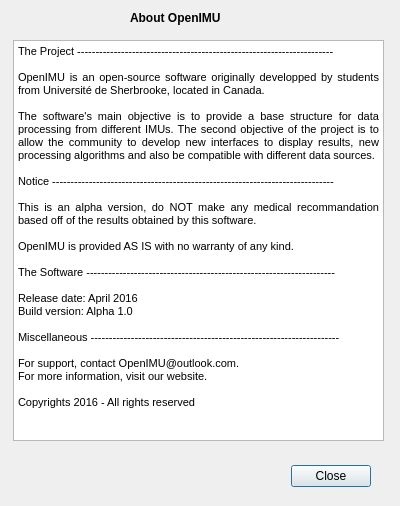
This is application_openimu/app/about.ui in introlab/OpenIMU as Qt 5 draws it before an edit. The edited form follows.
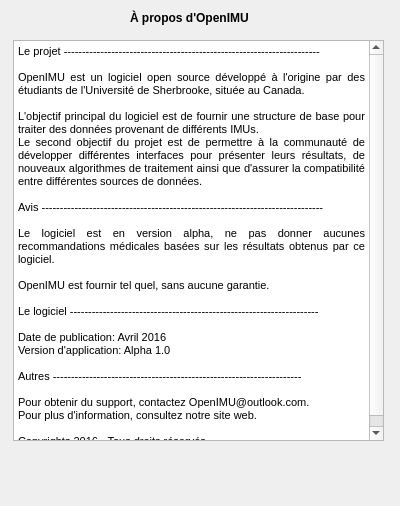
This is the edited form.

Commit message: Removed the close buttons because the language couldnt be changed

```diff
--- a/application_openimu/app/about.ui
+++ b/application_openimu/app/about.ui
@@ -13,25 +13,6 @@
   <property name="windowTitle">
    <string>About OpenIMU</string>
   </property>
-  <widget class="QDialogButtonBox" name="buttonBox">
-   <property name="geometry">
-    <rect>
-     <x>30</x>
-     <y>460</y>
-     <width>341</width>
-     <height>32</height>
-    </rect>
-   </property>
-   <property name="locale">
-    <locale language="French" country="Canada"/>
-   </property>
-   <property name="orientation">
-    <enum>Qt::Horizontal</enum>
-   </property>
-   <property name="standardButtons">
-    <set>QDialogButtonBox::Close</set>
-   </property>
-  </widget>
   <widget class="QLabel" name="labelTitle">
    <property name="geometry">
     <rect>
@@ -48,7 +29,7 @@
     </font>
    </property>
    <property name="text">
-    <string>About OpenIMU</string>
+    <string>À propos d'OpenIMU</string>
    </property>
   </widget>
   <widget class="QTextEdit" name="textEdit">
@@ -65,24 +46,26 @@
 &lt;html&gt;&lt;head&gt;&lt;meta name=&quot;qrichtext&quot; content=&quot;1&quot; /&gt;&lt;style type=&quot;text/css&quot;&gt;
 p, li { white-space: pre-wrap; }
 &lt;/style&gt;&lt;/head&gt;&lt;body style=&quot; font-family:'MS Shell Dlg 2'; font-size:8.25pt; font-weight:400; font-style:normal;&quot;&gt;
-&lt;p align=&quot;justify&quot; style=&quot; margin-top:0px; margin-bottom:0px; margin-left:0px; margin-right:0px; -qt-block-indent:0; text-indent:0px;&quot;&gt;The Project ----------------------------------------------------------------------&lt;/p&gt;
+&lt;p align=&quot;justify&quot; style=&quot; margin-top:0px; margin-bottom:0px; margin-left:0px; margin-right:0px; -qt-block-indent:0; text-indent:0px;&quot;&gt;Le projet ----------------------------------------------------------------------&lt;/p&gt;
 &lt;p align=&quot;justify&quot; style=&quot;-qt-paragraph-type:empty; margin-top:0px; margin-bottom:0px; margin-left:0px; margin-right:0px; -qt-block-indent:0; text-indent:0px;&quot;&gt;&lt;br /&gt;&lt;/p&gt;
-&lt;p align=&quot;justify&quot; style=&quot; margin-top:0px; margin-bottom:0px; margin-left:0px; margin-right:0px; -qt-block-indent:0; text-indent:0px;&quot;&gt;OpenIMU is an open-source software originally developped by students from Université de Sherbrooke, located in Canada.&lt;br /&gt;&lt;br /&gt;The software's main objective is to provide a base structure for data processing from different IMUs. The second objective of the project is to allow the community to develop new interfaces to display results, new processing algorithms and also be compatible with different data sources.&lt;/p&gt;
+&lt;p align=&quot;justify&quot; style=&quot; margin-top:0px; margin-bottom:0px; margin-left:0px; margin-right:0px; -qt-block-indent:0; text-indent:0px;&quot;&gt;OpenIMU est un logiciel open source développé à l'origine par des étudiants de l'Université de Sherbrooke, située au Canada.&lt;br /&gt;&lt;/p&gt;
+&lt;p align=&quot;justify&quot; style=&quot; margin-top:0px; margin-bottom:0px; margin-left:0px; margin-right:0px; -qt-block-indent:0; text-indent:0px;&quot;&gt;L'objectif principal du logiciel est de fournir une structure de base pour traiter des données provenant de différents IMUs.&lt;/p&gt;
+&lt;p align=&quot;justify&quot; style=&quot; margin-top:0px; margin-bottom:0px; margin-left:0px; margin-right:0px; -qt-block-indent:0; text-indent:0px;&quot;&gt;Le second objectif du projet est de permettre à la communauté de développer différentes interfaces pour présenter leurs résultats, de nouveaux algorithmes de traitement ainsi que d'assurer la compatibilité entre différentes sources de données.&lt;/p&gt;
 &lt;p align=&quot;justify&quot; style=&quot;-qt-paragraph-type:empty; margin-top:0px; margin-bottom:0px; margin-left:0px; margin-right:0px; -qt-block-indent:0; text-indent:0px;&quot;&gt;&lt;br /&gt;&lt;/p&gt;
-&lt;p align=&quot;justify&quot; style=&quot; margin-top:0px; margin-bottom:0px; margin-left:0px; margin-right:0px; -qt-block-indent:0; text-indent:0px;&quot;&gt;Notice -----------------------------------------------------------------------------&lt;/p&gt;
+&lt;p align=&quot;justify&quot; style=&quot; margin-top:0px; margin-bottom:0px; margin-left:0px; margin-right:0px; -qt-block-indent:0; text-indent:0px;&quot;&gt;Avis -----------------------------------------------------------------------------&lt;/p&gt;
 &lt;p align=&quot;justify&quot; style=&quot;-qt-paragraph-type:empty; margin-top:0px; margin-bottom:0px; margin-left:0px; margin-right:0px; -qt-block-indent:0; text-indent:0px;&quot;&gt;&lt;br /&gt;&lt;/p&gt;
-&lt;p align=&quot;justify&quot; style=&quot; margin-top:0px; margin-bottom:0px; margin-left:0px; margin-right:0px; -qt-block-indent:0; text-indent:0px;&quot;&gt;This is an alpha version, do NOT make any medical recommandation based off of the results obtained by this software. &lt;br /&gt;&lt;/p&gt;
-&lt;p align=&quot;justify&quot; style=&quot; margin-top:0px; margin-bottom:0px; margin-left:0px; margin-right:0px; -qt-block-indent:0; text-indent:0px;&quot;&gt;OpenIMU is provided AS IS with no warranty of any kind.&lt;/p&gt;
+&lt;p align=&quot;justify&quot; style=&quot; margin-top:0px; margin-bottom:0px; margin-left:0px; margin-right:0px; -qt-block-indent:0; text-indent:0px;&quot;&gt;Le logiciel est en version alpha, ne pas donner aucunes recommandations médicales basées sur les résultats obtenus par ce logiciel. &lt;br /&gt;&lt;/p&gt;
+&lt;p align=&quot;justify&quot; style=&quot; margin-top:0px; margin-bottom:0px; margin-left:0px; margin-right:0px; -qt-block-indent:0; text-indent:0px;&quot;&gt;OpenIMU est fournir tel quel, sans aucune garantie.&lt;/p&gt;
 &lt;p align=&quot;justify&quot; style=&quot;-qt-paragraph-type:empty; margin-top:0px; margin-bottom:0px; margin-left:0px; margin-right:0px; -qt-block-indent:0; text-indent:0px;&quot;&gt;&lt;br /&gt;&lt;/p&gt;
-&lt;p align=&quot;justify&quot; style=&quot; margin-top:0px; margin-bottom:0px; margin-left:0px; margin-right:0px; -qt-block-indent:0; text-indent:0px;&quot;&gt;The Software --------------------------------------------------------------------&lt;/p&gt;
+&lt;p align=&quot;justify&quot; style=&quot; margin-top:0px; margin-bottom:0px; margin-left:0px; margin-right:0px; -qt-block-indent:0; text-indent:0px;&quot;&gt;Le logiciel --------------------------------------------------------------------&lt;/p&gt;
 &lt;p align=&quot;justify&quot; style=&quot;-qt-paragraph-type:empty; margin-top:0px; margin-bottom:0px; margin-left:0px; margin-right:0px; -qt-block-indent:0; text-indent:0px;&quot;&gt;&lt;br /&gt;&lt;/p&gt;
-&lt;p align=&quot;justify&quot; style=&quot; margin-top:0px; margin-bottom:0px; margin-left:0px; margin-right:0px; -qt-block-indent:0; text-indent:0px;&quot;&gt;Release date: April 2016&lt;/p&gt;
-&lt;p align=&quot;justify&quot; style=&quot; margin-top:0px; margin-bottom:0px; margin-left:0px; margin-right:0px; -qt-block-indent:0; text-indent:0px;&quot;&gt;Build version: Alpha 1.0&lt;/p&gt;
+&lt;p align=&quot;justify&quot; style=&quot; margin-top:0px; margin-bottom:0px; margin-left:0px; margin-right:0px; -qt-block-indent:0; text-indent:0px;&quot;&gt;Date de publication: Avril 2016&lt;/p&gt;
+&lt;p align=&quot;justify&quot; style=&quot; margin-top:0px; margin-bottom:0px; margin-left:0px; margin-right:0px; -qt-block-indent:0; text-indent:0px;&quot;&gt;Version d'application: Alpha 1.0&lt;/p&gt;
 &lt;p align=&quot;justify&quot; style=&quot;-qt-paragraph-type:empty; margin-top:0px; margin-bottom:0px; margin-left:0px; margin-right:0px; -qt-block-indent:0; text-indent:0px;&quot;&gt;&lt;br /&gt;&lt;/p&gt;
-&lt;p align=&quot;justify&quot; style=&quot; margin-top:0px; margin-bottom:0px; margin-left:0px; margin-right:0px; -qt-block-indent:0; text-indent:0px;&quot;&gt;Miscellaneous --------------------------------------------------------------------&lt;/p&gt;
+&lt;p align=&quot;justify&quot; style=&quot; margin-top:0px; margin-bottom:0px; margin-left:0px; margin-right:0px; -qt-block-indent:0; text-indent:0px;&quot;&gt;Autres --------------------------------------------------------------------&lt;/p&gt;
 &lt;p align=&quot;justify&quot; style=&quot;-qt-paragraph-type:empty; margin-top:0px; margin-bottom:0px; margin-left:0px; margin-right:0px; -qt-block-indent:0; text-indent:0px;&quot;&gt;&lt;br /&gt;&lt;/p&gt;
-&lt;p align=&quot;justify&quot; style=&quot; margin-top:0px; margin-bottom:0px; margin-left:0px; margin-right:0px; -qt-block-indent:0; text-indent:0px;&quot;&gt;For support, contact OpenIMU@outlook.com.&lt;/p&gt;
-&lt;p align=&quot;justify&quot; style=&quot; margin-top:0px; margin-bottom:0px; margin-left:0px; margin-right:0px; -qt-block-indent:0; text-indent:0px;&quot;&gt;For more information, visit our website.&lt;br /&gt;&lt;br /&gt;Copyrights 2016 - All rights reserved&lt;/p&gt;&lt;/body&gt;&lt;/html&gt;</string>
+&lt;p align=&quot;justify&quot; style=&quot; margin-top:0px; margin-bottom:0px; margin-left:0px; margin-right:0px; -qt-block-indent:0; text-indent:0px;&quot;&gt;Pour obtenir du support, contactez OpenIMU@outlook.com.&lt;/p&gt;
+&lt;p align=&quot;justify&quot; style=&quot; margin-top:0px; margin-bottom:0px; margin-left:0px; margin-right:0px; -qt-block-indent:0; text-indent:0px;&quot;&gt;Pour plus d'information, consultez notre site web.&lt;br /&gt;&lt;br /&gt;Copyrights 2016 - Tous droits réservés&lt;/p&gt;&lt;/body&gt;&lt;/html&gt;</string>
    </property>
   </widget>
  </widget>
```
Left out of the diff: 37 changed lines with no effect on the pictures. The commit also changes 2 other files.
